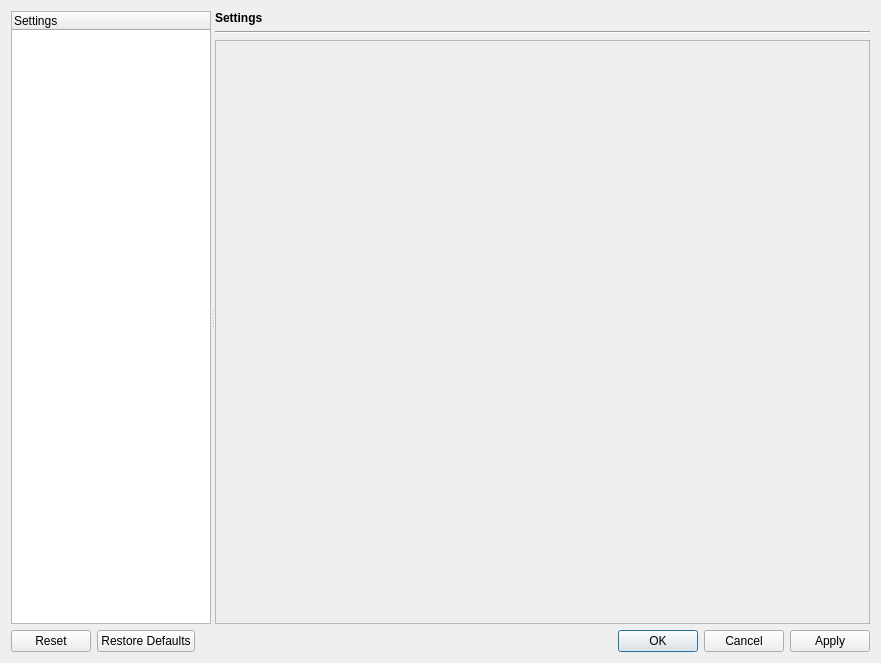
Old version of the form src/qtui/ui/settingsdlg.ui in the repository quassel/quassel.
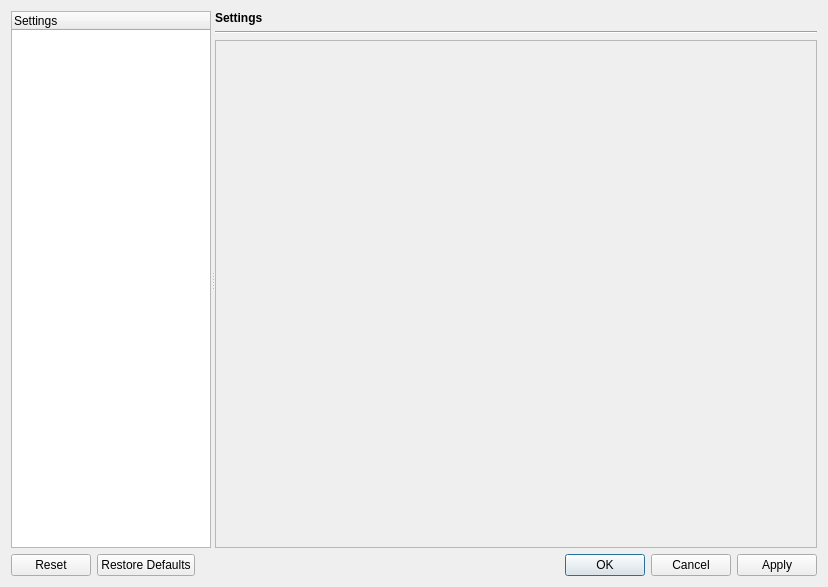
New version of the form.

Diff of the .ui file:
```diff
--- a/src/qtui/ui/settingsdlg.ui
+++ b/src/qtui/ui/settingsdlg.ui
@@ -5,8 +5,8 @@
    <rect>
     <x>0</x>
     <y>0</y>
-    <width>881</width>
-    <height>663</height>
+    <width>828</width>
+    <height>587</height>
    </rect>
   </property>
   <property name="windowTitle" >
```
